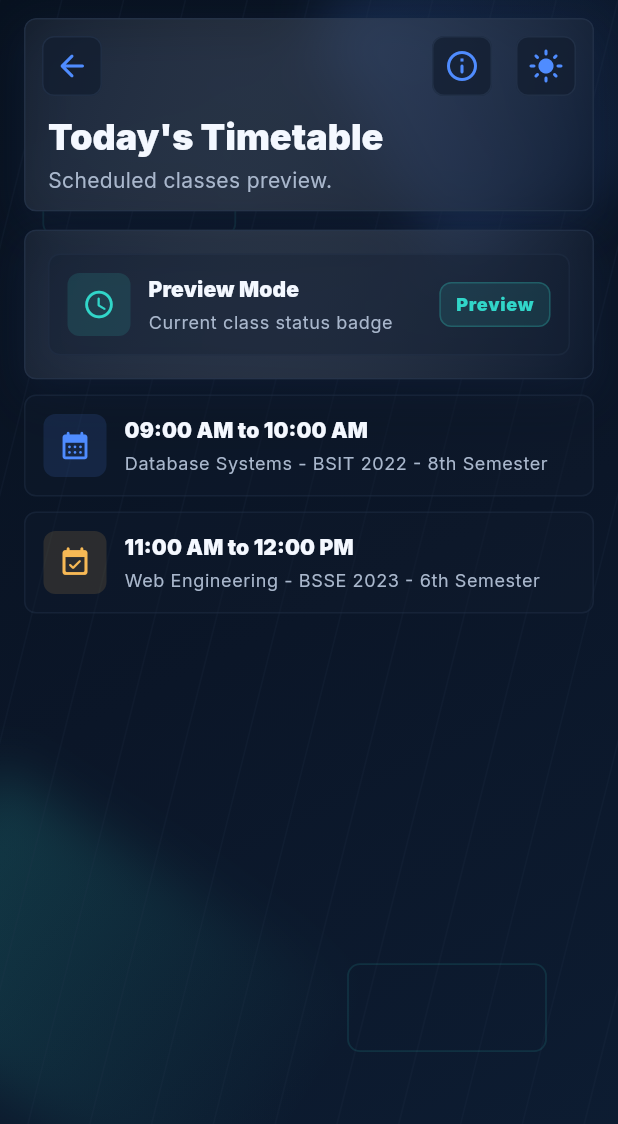
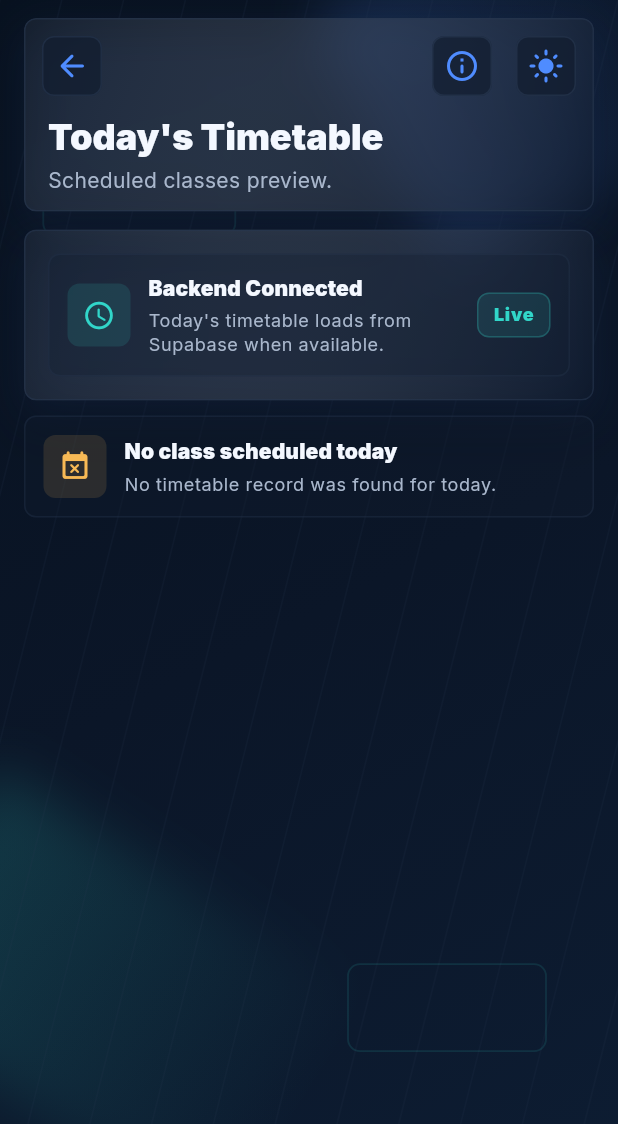
Before and after one commit to alnajamulshariq/eduVision-FlutterApp, a Flutter app: the TeacherTimetableScreen screen opened by its route, on a phone screen of 412 x 824 dp. Shown: the top 1124 px of the screen. Run offline on Flutter 3.47's test engine with Material 3 defaults, Android fonts, the phone set to English and light mode, and no system bars; our stand-ins replace flutter_animate, flutter_dotenv, flutter_riverpod, go_router, google_fonts, shared_preferences and 1 more; accounts and stored records are empty.

Commit message:
Connect teacher timetable screen to repository

```diff
--- a/lib/features/teacher/providers/teacher_provider.dart
+++ b/lib/features/teacher/providers/teacher_provider.dart
@@ -1,6 +1,9 @@
+import 'package:eduvision_app/core/utils/result.dart';
+import 'package:eduvision_app/data/models/timetable_model.dart';
 import 'package:eduvision_app/data/repositories/attendance_repository.dart';
 import 'package:eduvision_app/data/repositories/gate_repository.dart';
 import 'package:eduvision_app/data/repositories/message_repository.dart';
+import 'package:eduvision_app/features/auth/providers/auth_controller.dart';
 import 'package:eduvision_app/features/auth/providers/auth_provider.dart';
 import 'package:flutter_riverpod/flutter_riverpod.dart';
 
@@ -23,3 +26,51 @@ final teacherGateRepositoryProvider = Provider<GateRepository>((ref) {
 final teacherMessageRepositoryProvider = Provider<MessageRepository>((ref) {
   return MessageRepository(supabaseService: ref.watch(supabaseServiceProvider));
 });
+
+final teacherTimetableProvider = FutureProvider<List<TimetableModel>>((
+  ref,
+) async {
+  final currentUser = ref.watch(authControllerProvider).user;
+
+  if (currentUser == null) {
+    return [];
+  }
+
+  final result = await ref
+      .watch(teacherAttendanceRepositoryProvider)
+      .getTeacherTimetable(
+        teacherId: currentUser.id,
+        day: _weekdayName(DateTime.now()),
+      );
+
+  if (result case Success<List<TimetableModel>>(:final data)) {
+    return data;
+  }
+
+  if (result case Failure<List<TimetableModel>>(:final exception)) {
+    throw Exception(exception.message);
+  }
+
+  return [];
+});
+
+String _weekdayName(DateTime dateTime) {
+  switch (dateTime.weekday) {
+    case DateTime.monday:
+      return 'monday';
+    case DateTime.tuesday:
+      return 'tuesday';
+    case DateTime.wednesday:
+      return 'wednesday';
+    case DateTime.thursday:
+      return 'thursday';
+    case DateTime.friday:
+      return 'friday';
+    case DateTime.saturday:
+      return 'saturday';
+    case DateTime.sunday:
+      return 'sunday';
+  }
+
+  return '';
+}
--- a/lib/features/teacher/screens/teacher_timetable_screen.dart
+++ b/lib/features/teacher/screens/teacher_timetable_screen.dart
@@ -1,40 +1,119 @@
 import 'package:eduvision_app/app/theme.dart';
 import 'package:eduvision_app/core/constants/app_constants.dart';
 import 'package:eduvision_app/core/widgets/module_screen_shell.dart';
+import 'package:eduvision_app/data/models/timetable_model.dart';
+import 'package:eduvision_app/features/teacher/providers/teacher_provider.dart';
 import 'package:flutter/material.dart';
+import 'package:flutter_riverpod/flutter_riverpod.dart';
 
-class TeacherTimetableScreen extends StatelessWidget {
+class TeacherTimetableScreen extends ConsumerWidget {
   const TeacherTimetableScreen({super.key});
 
   @override
-  Widget build(BuildContext context) {
+  Widget build(BuildContext context, WidgetRef ref) {
+    final timetableAsync = ref.watch(teacherTimetableProvider);
+
     return ModuleScreenShell(
       title: 'Today\'s Timetable',
       subtitle: 'Scheduled classes preview.',
       fallbackRoute: AppRoutes.teacher,
-      children: const [
-        ModulePanel(
+      children: [
+        const ModulePanel(
           child: ModuleInfoTile(
-            title: 'Preview Mode',
-            subtitle: 'Current class status badge',
+            title: 'Backend Connected',
+            subtitle: 'Today\'s timetable loads from Supabase when available.',
             icon: Icons.schedule_rounded,
             color: AppColors.cyan,
-            trailing: ModuleBadge(label: 'Preview', color: AppColors.cyan),
+            trailing: ModuleBadge(label: 'Live', color: AppColors.cyan),
           ),
         ),
-        ModuleInfoTile(
-          title: '09:00 AM to 10:00 AM',
-          subtitle: 'Database Systems - BSIT 2022 - 8th Semester',
-          icon: Icons.calendar_month_rounded,
-          color: AppColors.blue,
-        ),
-        ModuleInfoTile(
-          title: '11:00 AM to 12:00 PM',
-          subtitle: 'Web Engineering - BSSE 2023 - 6th Semester',
-          icon: Icons.event_available_rounded,
-          color: AppColors.amber,
+        ...timetableAsync.when(
+          data: (timetable) {
+            if (timetable.isEmpty) {
+              return [
+                const ModuleInfoTile(
+                  title: 'No class scheduled today',
+                  subtitle: 'No timetable record was found for today.',
+                  icon: Icons.event_busy_rounded,
+                  color: AppColors.amber,
+                ),
+              ];
+            }
+
+            return timetable.map(_buildTimetableTile).toList();
+          },
+          loading: () {
+            return [
+              const ModuleInfoTile(
+                title: 'Loading timetable',
+                subtitle: 'Please wait while today\'s classes are loaded.',
+                icon: Icons.hourglass_top_rounded,
+                color: AppColors.cyan,
+              ),
+            ];
+          },
+          error: (_, _) {
+            return [
+              const ModuleInfoTile(
+                title: 'Unable to load timetable',
+                subtitle: 'Please check backend connection and try again.',
+                icon: Icons.error_outline_rounded,
+                color: AppColors.amber,
+              ),
+            ];
+          },
         ),
       ],
     );
   }
+
+  ModuleInfoTile _buildTimetableTile(TimetableModel item) {
+    return ModuleInfoTile(
+      title: '${_formatTime(item.startTime)} to ${_formatTime(item.endTime)}',
+      subtitle:
+          'Subject ${_shortId(item.subjectId)} - Department ${_shortId(item.departmentId)} - Semester ${_shortId(item.semesterId)}',
+      icon: Icons.calendar_month_rounded,
+      color: AppColors.blue,
+      trailing: ModuleBadge(label: _formatDay(item.day), color: AppColors.blue),
+    );
+  }
+
+  String _formatTime(String value) {
+    final parts = value.trim().split(':');
+
+    if (parts.length < 2) {
+      return value;
+    }
+
+    final hour = int.tryParse(parts[0]);
+    final minute = int.tryParse(parts[1]);
+
+    if (hour == null || minute == null) {
+      return value;
+    }
+
+    final period = hour >= 12 ? 'PM' : 'AM';
+    final displayHour = hour == 0 ? 12 : (hour > 12 ? hour - 12 : hour);
+    final displayMinute = minute.toString().padLeft(2, '0');
+
+    return '$displayHour:$displayMinute $period';
+  }
+
+  String _formatDay(String value) {
+    if (value.trim().isEmpty) {
+      return 'Today';
+    }
+
+    final normalized = value.trim().toLowerCase();
+
+    return normalized[0].toUpperCase() + normalized.substring(1);
+  }
+
+  String _shortId(String value) {
+    if (value.length <= 8) {
+      return value;
+    }
+
+    return value.substring(0, 8);
+  }
 }
```
